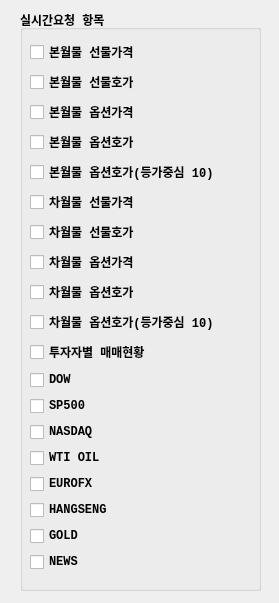
Qt form UI/realtimeitem.ui (skygoldfish/SkyBot) before a commit.
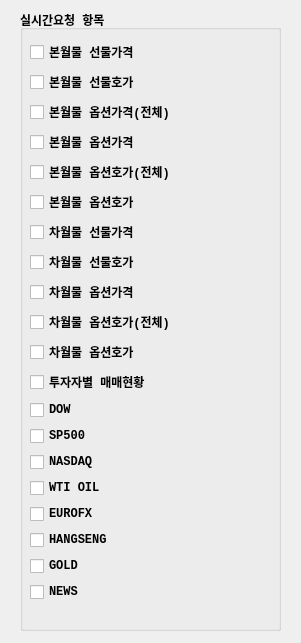
The same form after that commit.

```diff
--- a/UI/realtimeitem.ui
+++ b/UI/realtimeitem.ui
@@ -6,8 +6,8 @@
    <rect>
     <x>0</x>
     <y>0</y>
-    <width>279</width>
-    <height>603</height>
+    <width>301</width>
+    <height>643</height>
    </rect>
   </property>
   <property name="windowTitle">
@@ -18,8 +18,8 @@
     <rect>
      <x>20</x>
      <y>10</y>
-     <width>241</width>
-     <height>581</height>
+     <width>261</width>
+     <height>621</height>
     </rect>
    </property>
    <property name="font">
@@ -40,8 +40,8 @@
      <rect>
       <x>10</x>
       <y>30</y>
-      <width>210</width>
-      <height>541</height>
+      <width>245</width>
+      <height>581</height>
      </rect>
     </property>
     <layout class="QVBoxLayout" name="verticalLayout">
@@ -83,6 +83,20 @@
         </font>
        </property>
        <property name="text">
+        <string>본월물 옵션가격(전체)</string>
+       </property>
+      </widget>
+     </item>
+     <item>
+      <widget class="QCheckBox" name="checkBox_cm_opt_price_1">
+       <property name="font">
+        <font>
+         <family>Consolas</family>
+         <weight>75</weight>
+         <bold>true</bold>
+        </font>
+       </property>
+       <property name="text">
         <string>본월물 옵션가격</string>
        </property>
       </widget>
@@ -97,7 +111,7 @@
         </font>
        </property>
        <property name="text">
-        <string>본월물 옵션호가</string>
+        <string>본월물 옵션호가(전체)</string>
        </property>
       </widget>
      </item>
@@ -111,7 +125,7 @@
         </font>
        </property>
        <property name="text">
-        <string>본월물 옵션호가(등가중심 10)</string>
+        <string>본월물 옵션호가</string>
        </property>
       </widget>
      </item>
@@ -167,7 +181,7 @@
         </font>
        </property>
        <property name="text">
-        <string>차월물 옵션호가</string>
+        <string>차월물 옵션호가(전체)</string>
        </property>
       </widget>
      </item>
@@ -181,7 +195,7 @@
         </font>
        </property>
        <property name="text">
-        <string>차월물 옵션호가(등가중심 10)</string>
+        <string>차월물 옵션호가</string>
        </property>
       </widget>
      </item>
```
